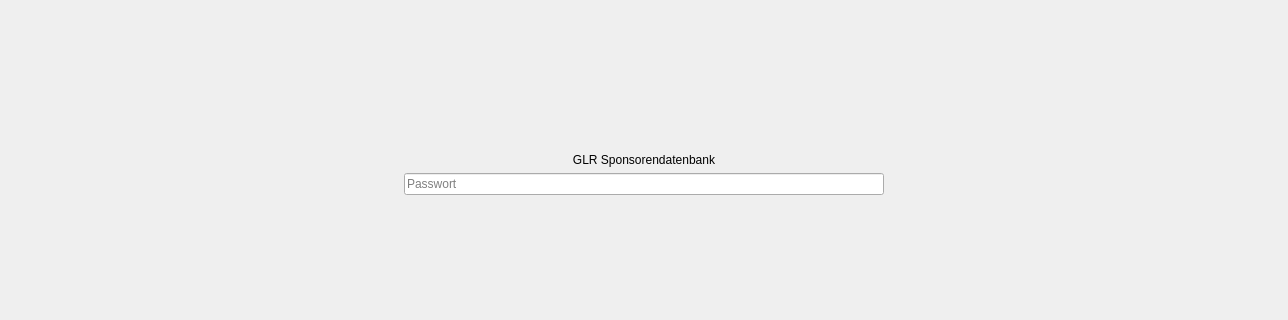
green-lion-racing/glr-database, file mainwindow.ui: the form before one commit; both pictures show x 0 to 1288 and y 209 to 529 of the 1288 by 768 pixel window.
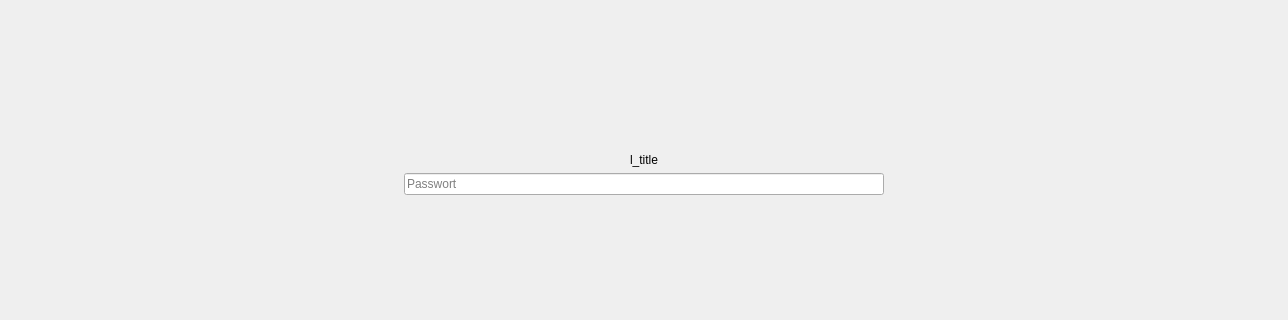
The form after the commit.

Commit message: Updated layout - display l_title in different green and white - set margin to #l_title and QLineEdit (stylesheet.qss)

```diff
--- a/mainwindow.ui
+++ b/mainwindow.ui
@@ -146,14 +146,18 @@
            </spacer>
           </item>
           <item>
+           <layout class="QHBoxLayout" name="horizontalLayout_3">
+            <item>
            <widget class="QLabel" name="l_title">
             <property name="text">
-             <string>GLR Sponsorendatenbank</string>
+               <string>l_title</string>
             </property>
             <property name="alignment">
              <set>Qt::AlignCenter</set>
             </property>
            </widget>
+            </item>
+           </layout>
           </item>
           <item>
            <layout class="QHBoxLayout" name="horizontalLayout_2">
```
Lines whose indentation alone changed are shown as unchanged. The commit also changes 2 other files.
